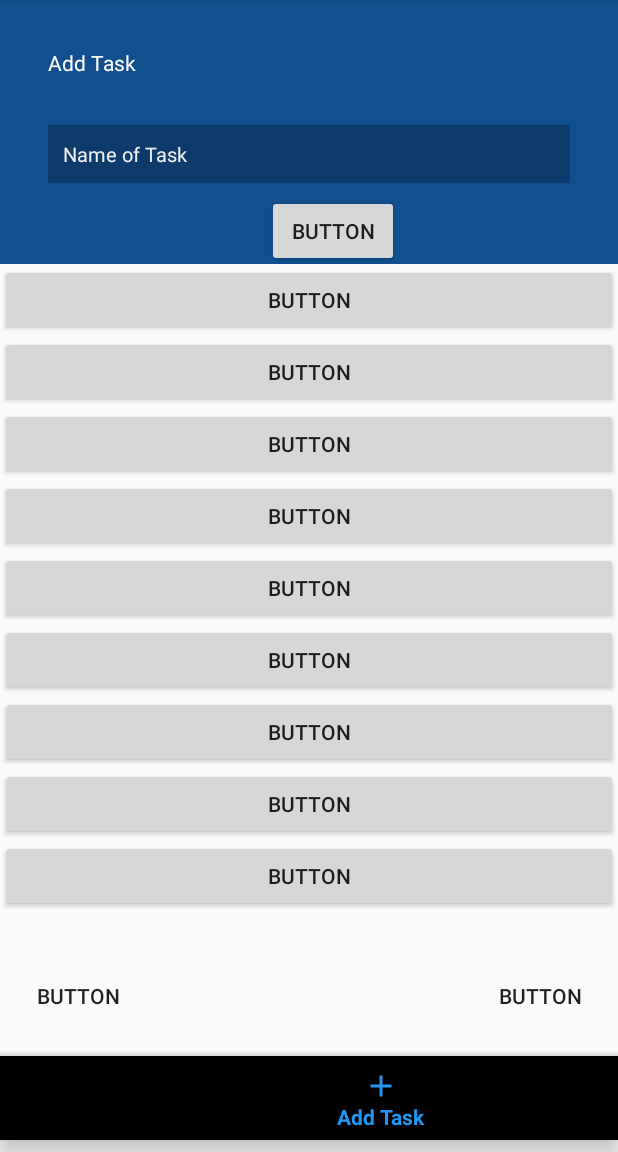
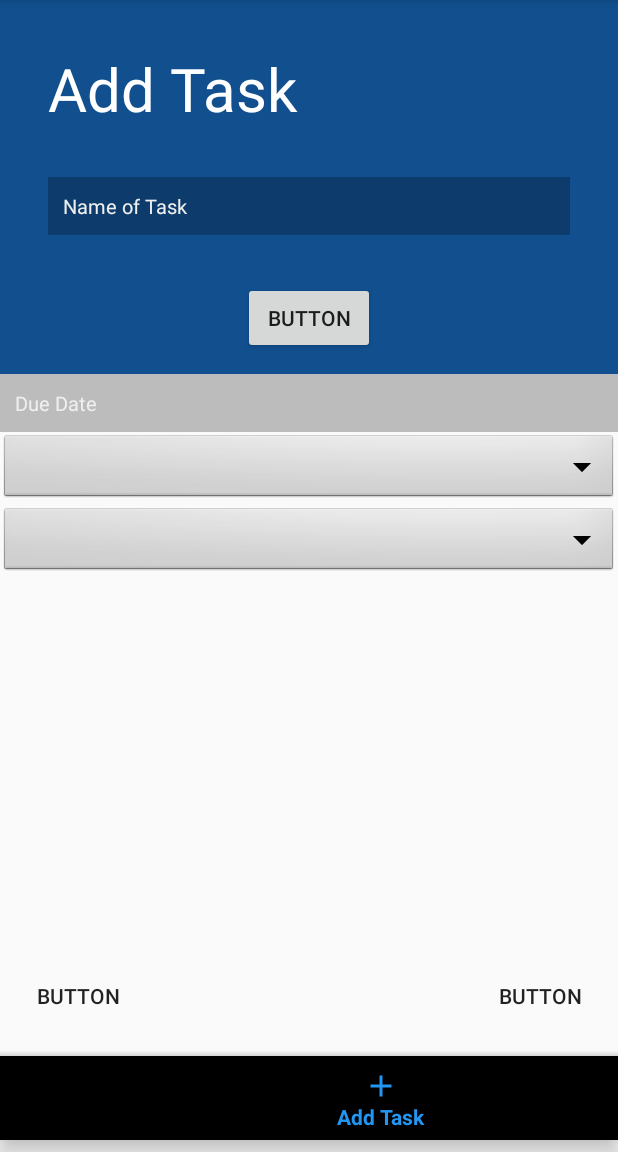
Before and after one commit to monilpatel/TurboTask, an Android app: the screen it shows after launch once a user with an empty profile is signed in (MainActivity), item 3 of the bottom bar chosen, on a phone screen of 412 x 824 dp, the part 84-1236 px from its top. Run offline under Robolectric (Android 15) with nearby library versions, the phone set to English and light mode, and no system bars; our stand-ins replace Firebase (no records; nobody signed in at launch, a user with empty details on screens opened directly); 2 statements that could not run were skipped.

Commit message:
added date picker, some drop downs to add task frag

```diff
--- a/TurboTask/app/build.gradle
+++ b/TurboTask/app/build.gradle
@@ -27,7 +27,12 @@ dependencies {
     compile 'com.android.support:appcompat-v7:25.3.1'
     compile 'com.android.support:design:25.3.1'
     compile 'com.android.support.constraint:constraint-layout:1.0.2'
-    compile 'com.google.firebase:firebase-auth:10.0.1'
+    compile 'com.google.firebase:firebase-auth:10.2.1'
+    compile 'com.google.firebase:firebase-database:10.2.1'
+    //compile 'com.google.android.gms:play-services:10.2.1'
+    compile 'com.google.android.gms:play-services-base:10.2.1'
+    compile 'com.google.android.gms:play-services-auth:10.2.1'
+    compile 'com.google.android.gms:play-services-location:10.2.1'
     testCompile 'junit:junit:4.12'
 }
 
--- a/TurboTask/app/src/main/java/com/example/monil/turbotask/AddTaskFragment.java
+++ b/TurboTask/app/src/main/java/com/example/monil/turbotask/AddTaskFragment.java
@@ -1,18 +1,32 @@
 package com.example.monil.turbotask;
 
+import android.app.DatePickerDialog;
+import android.app.Dialog;
 import android.os.Bundle;
+import android.support.v4.app.DialogFragment;
 import android.support.v4.app.Fragment;
-import android.util.Log;
 import android.view.LayoutInflater;
 import android.view.View;
 import android.view.ViewGroup;
+import android.widget.ArrayAdapter;
 import android.widget.Button;
+import android.widget.DatePicker;
+import android.widget.EditText;
+import android.widget.Spinner;
+
+import java.text.SimpleDateFormat;
+import java.util.Calendar;
 
 /**
  * Created by monil on 4/19/2017.
  */
 
 public class AddTaskFragment extends Fragment implements View.OnClickListener{
+
+    private Button button;
+    private static EditText dueDateTxt;
+    private Spinner priority;
+    private Spinner classTag;
 
     public static AddTaskFragment newInstance() {
         AddTaskFragment fragment = new AddTaskFragment();
@@ -28,16 +42,72 @@ public class AddTaskFragment extends Fragment implements View.OnClickListener{
     public View onCreateView(LayoutInflater inflater, ViewGroup container,
                              Bundle savedInstanceState) {
 
-        //TODO: puyush said that all of the fragment layounts should be changed to this.
+        //TODO: puyush said that all of the fragment layouts should be changed to this.
         //The tutorial I was following did it a little differently in other fragment classes
         View v = inflater.inflate(R.layout.add_task_fragment, container, false);
 
         // by doing it it like this we can now get elements by id on that view
-        // button = (Button) v.findViewById(id)
+        dueDateTxt = (EditText) v.findViewById(R.id.dueDate);
+        dueDateTxt.setOnClickListener(this);
+
+        priority = (Spinner) v.findViewById(R.id.priority);
+        classTag = (Spinner) v.findViewById(R.id.classTag);
+        ArrayAdapter<CharSequence> priority_adapter = ArrayAdapter.createFromResource(getActivity(), R.array.priority_array, android.R.layout.simple_spinner_item);
+        priority_adapter.setDropDownViewResource(android.R.layout.simple_spinner_dropdown_item);
+        priority.setPrompt("Select your priority!");
+
+        priority.setAdapter(
+                new NothingSelectedSpinnerAdapter(
+                        priority_adapter,
+                        R.layout.contact_spinner_row_nothing_selected_priority,
+                        // R.layout.contact_spinner_nothing_selected_dropdown, // Optional
+                        getActivity()));
+
+        ArrayAdapter<CharSequence> classTag_adapter = ArrayAdapter.createFromResource(getActivity(), R.array.class_array, android.R.layout.simple_spinner_item);
+        classTag_adapter.setDropDownViewResource(android.R.layout.simple_spinner_dropdown_item);
+        classTag.setPrompt("Select your class!");
+
+        classTag.setAdapter(
+                new NothingSelectedSpinnerAdapter(
+                        classTag_adapter,
+                        R.layout.contact_spinner_row_nothing_selected_classtag,
+                        // R.layout.contact_spinner_nothing_selected_dropdown, // Optional
+                        getActivity()));
         return  v;
     }
 
     @Override
     public void onClick(View v) {
+        DialogFragment picker = new DatePickerFragment();
+        picker.show(getFragmentManager(), "datePicker");
+    }
+
+    public static class DatePickerFragment extends DialogFragment
+            implements DatePickerDialog.OnDateSetListener {
+
+
+        @Override
+        public Dialog onCreateDialog(Bundle savedInstanceState) {
+            // Use the current date as the default date in the picker
+            final Calendar c = Calendar.getInstance();
+            int year = c.get(Calendar.YEAR);
+            int month = c.get(Calendar.MONTH);
+            int day = c.get(Calendar.DAY_OF_MONTH);
+
+            // Create a new instance of DatePickerDialog and return it
+            return new DatePickerDialog(getActivity(), this, year, month, day);
+        }
+
+        @Override
+        public void onDateSet(DatePicker view, int year, int month, int day) {
+            Calendar c = Calendar.getInstance();
+            c.set(year, month, day);
+
+            SimpleDateFormat sdf = new SimpleDateFormat("yyyy-MM-dd");
+            String formattedDate = sdf.format(c.getTime());
+            dueDateTxt.setText(new StringBuilder().append(month + 1).append("/").append(day).append("/").append(year));
+        }
+
+
     }
 }
--- a/TurboTask/app/src/main/java/com/example/monil/turbotask/MainActivity.java
+++ b/TurboTask/app/src/main/java/com/example/monil/turbotask/MainActivity.java
@@ -1,12 +1,12 @@
 package com.example.monil.turbotask;
 
 import android.content.Intent;
+import android.os.Bundle;
 import android.support.annotation.NonNull;
 import android.support.design.widget.BottomNavigationView;
 import android.support.v4.app.Fragment;
 import android.support.v4.app.FragmentTransaction;
 import android.support.v7.app.AppCompatActivity;
-import android.os.Bundle;
 import android.util.Log;
 import android.view.Menu;
 import android.view.MenuInflater;
--- a/TurboTask/app/src/main/java/com/example/monil/turbotask/SignInActivity.java
+++ b/TurboTask/app/src/main/java/com/example/monil/turbotask/SignInActivity.java
@@ -3,7 +3,6 @@ package com.example.monil.turbotask;
 import android.content.Intent;
 import android.os.Bundle;
 import android.support.annotation.NonNull;
-import android.support.annotation.Nullable;
 import android.support.v7.app.AppCompatActivity;
 import android.text.TextUtils;
 import android.view.View;
--- a/TurboTask/app/src/main/res/layout/add_task_fragment.xml
+++ b/TurboTask/app/src/main/res/layout/add_task_fragment.xml
@@ -21,61 +21,44 @@
         <LinearLayout
             android:layout_width="match_parent"
             android:layout_height="wrap_content"
-            android:orientation="vertical" >
+            android:orientation="vertical"
+            android:weightSum="1">
 
             <!-- Header -->
 
             <include
                 android:id="@+id/container_header_lyt"
-                android:layout_height="176dp"
+                layout="@layout/add_task_header"
                 android:layout_width="fill_parent"
-                layout="@layout/add_task_header" />
+                android:layout_height="249dp"
+                android:layout_weight="3.51" />
 
-            <Button
-                android:id="@+id/button4"
+            <EditText
+                android:id="@+id/dueDate"
                 android:layout_width="match_parent"
                 android:layout_height="wrap_content"
-                android:text="Button" />
-            <Button
-                android:id="@+id/button5"
+                android:background="@color/darkBlue"
+                android:ems="10"
+                android:hint="Due Date"
+                android:inputType="textPersonName"
+                android:padding="10dp"
+                android:textColorHint="@color/gray"
+                android:textSize="13sp"
+                android:focusable="false"/>
+
+            <Spinner
+                android:id="@+id/classTag"
                 android:layout_width="match_parent"
                 android:layout_height="wrap_content"
-                android:text="Button" />
-            <Button
-                android:id="@+id/button6"
+                android:layout_weight="3.51"
+                style="@android:style/Widget.Spinner"/>
+
+            <Spinner
+                android:id="@+id/priority"
                 android:layout_width="match_parent"
                 android:layout_height="wrap_content"
-                android:text="Button" />
-            <Button
-                android:id="@+id/button7"
-                android:layout_width="match_parent"
-                android:layout_height="wrap_content"
-                android:text="Button" />
-            <Button
-                android:id="@+id/button8"
-                android:layout_width="match_parent"
-                android:layout_height="wrap_content"
-                android:text="Button" />
-            <Button
-                android:id="@+id/button9"
-                android:layout_width="match_parent"
-                android:layout_height="wrap_content"
-                android:text="Button" />
-            <Button
-                android:id="@+id/button10"
-                android:layout_width="match_parent"
-                android:layout_height="wrap_content"
-                android:text="Button" />
-            <Button
-                android:id="@+id/button11"
-                android:layout_width="match_parent"
-                android:layout_height="wrap_content"
-                android:text="Button" />
-            <Button
-                android:id="@+id/button12"
-                android:layout_width="match_parent"
-                android:layout_height="wrap_content"
-                android:text="Button" />
+                android:layout_weight="3.51"
+                style="@android:style/Widget.Spinner"/>
         </LinearLayout>
     </ScrollView>
 
--- a/TurboTask/app/src/main/res/layout/add_task_header.xml
+++ b/TurboTask/app/src/main/res/layout/add_task_header.xml
@@ -15,13 +15,16 @@
         android:layout_marginRight="32dp"
         android:layout_marginTop="32dp"
         android:text="Add Task"
+        android:textSize="40dp"
         android:textColor="@color/white"
         app:layout_constraintLeft_toLeftOf="parent"
         app:layout_constraintRight_toRightOf="parent"
-        app:layout_constraintTop_toTopOf="parent" />
+        app:layout_constraintTop_toTopOf="parent"
+        android:layout_marginStart="32dp"
+        android:layout_marginEnd="32dp" />
 
     <EditText
-        android:id="@+id/editText"
+        android:id="@+id/nameOfTask"
         android:layout_width="0dp"
         android:layout_height="wrap_content"
         android:layout_marginLeft="32dp"
@@ -37,10 +40,9 @@
         app:layout_constraintLeft_toLeftOf="parent"
         app:layout_constraintRight_toRightOf="parent"
         app:layout_constraintTop_toBottomOf="@+id/textView"
-        app:layout_constraintBottom_toBottomOf="parent"
         app:layout_constraintHorizontal_bias="0.0"
-        android:layout_marginBottom="32dp"
-        app:layout_constraintVertical_bias="0.0" />
+        android:layout_marginStart="32dp"
+        android:layout_marginEnd="32dp" />
 
     <Button
         android:id="@+id/test_btn"
@@ -51,7 +53,9 @@
         app:layout_constraintRight_toRightOf="parent"
         android:layout_marginLeft="8dp"
         app:layout_constraintLeft_toLeftOf="parent"
-        app:layout_constraintHorizontal_bias="0.553"
-        android:layout_marginTop="8dp"
-        app:layout_constraintTop_toBottomOf="@+id/editText" />
+        android:layout_marginTop="31dp"
+        app:layout_constraintTop_toBottomOf="@+id/nameOfTask"
+        android:layout_marginStart="8dp"
+        android:layout_marginEnd="8dp" />
+
 </android.support.constraint.ConstraintLayout>
--- a/TurboTask/app/src/main/res/values/colors.xml
+++ b/TurboTask/app/src/main/res/values/colors.xml
@@ -2,7 +2,7 @@
 <resources>
     <color name="colorPrimary">#2196F3</color>
     <color name="colorPrimaryDark">#114f8e</color>
-    <color name="colorAccent">#56ffbe</color>
+    <color name="colorAccent">#567dff</color>
     <color name="darkBlue">#40000000</color>
 
     <color name="bg_end">#247dd6</color>
--- a/TurboTask/app/src/main/res/values/strings.xml
+++ b/TurboTask/app/src/main/res/values/strings.xml
@@ -4,4 +4,15 @@
     <string name="password">Password</string>
     <string name="login">LOGIN</string>
     <string name="register">Don\'t have an account? Signup!</string>
+    <string-array name="priority_array">
+        <item>Easy</item>
+        <item>Medium</item>
+        <item>Hard</item>
+    </string-array>
+    <string-array name="class_array">
+        <item>Math</item>
+        <item>English</item>
+        <item>Comp Science</item>
+    </string-array>
+
 </resources>
```
